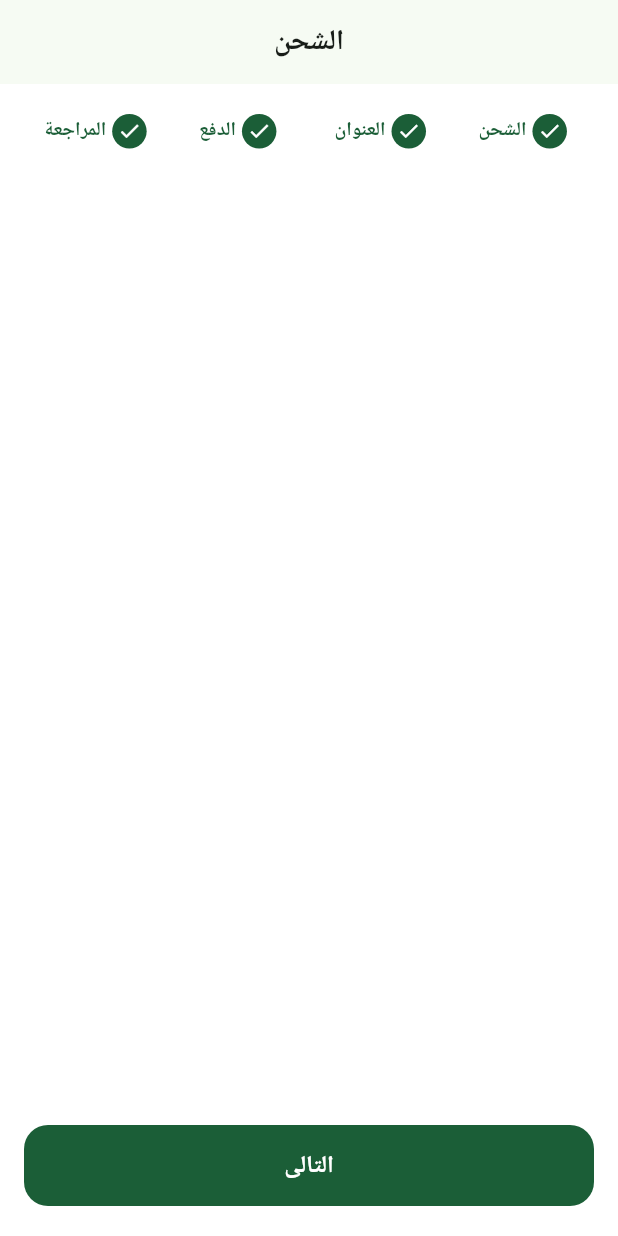
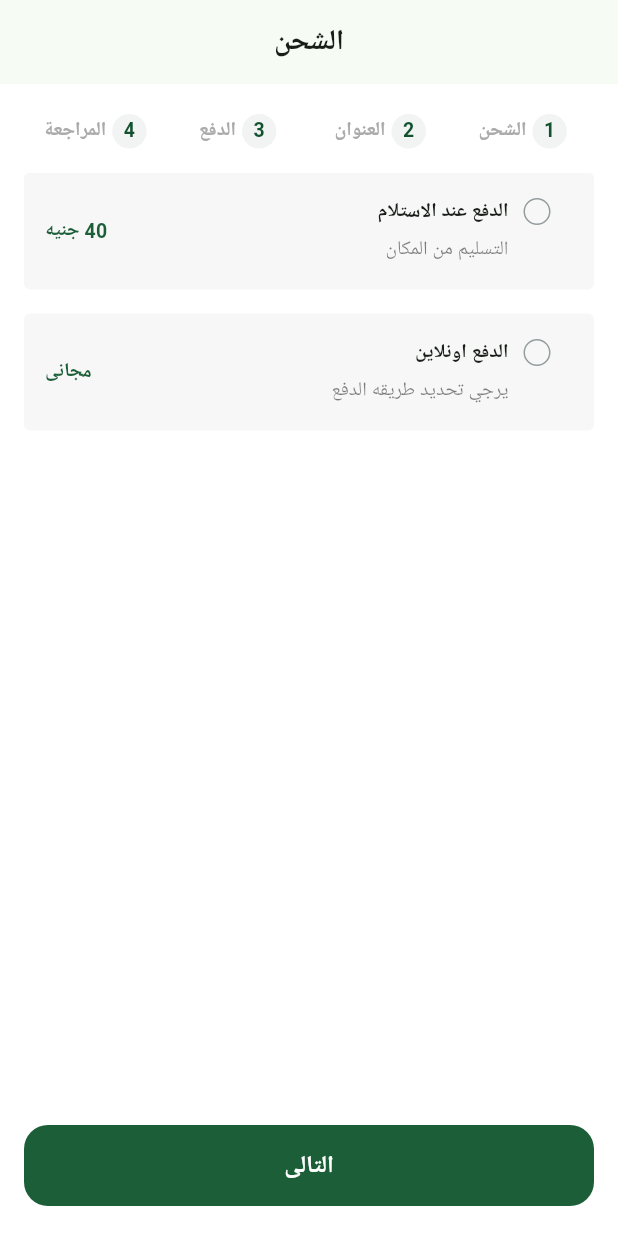
Before and after one commit to EsAm1973/Fruit-Market, a Flutter app: the CheckoutView screen opened by its route, on a phone screen of 412 x 824 dp. Run offline on Flutter 3.47's test engine with Material 3 defaults, Android fonts, the phone set to English and light mode, and no system bars; our stand-ins replace bloc, cached_network_image, cloud_firestore, dartz, dots_indicator, equatable and 9 more; missing offline and left inert: flutter_facebook_auth, svg_flutter; accounts and stored records are empty; Roboto replaces fonts that are missing (Cairo).

Commit message:
Implement shipping selection feature: add ShippingItem widget and ShippingSection for payment options; update CheckoutStepsPageView to include shipping section.

```diff
--- a/lib/Features/checkout/presentation/views/widgets/checkout_steps.dart
+++ b/lib/Features/checkout/presentation/views/widgets/checkout_steps.dart
@@ -11,8 +11,8 @@ class CheckoutSteps extends StatelessWidget {
         return Expanded(
           child: StepItem(
             text: getSteps()[index],
-            index: index.toString(),
-            isActive: true,
+            index: (index + 1).toString(),
+            isActive: false,
           ),
         );
       }),
--- a/lib/Features/checkout/presentation/views/widgets/checkout_steps_pageview.dart
+++ b/lib/Features/checkout/presentation/views/widgets/checkout_steps_pageview.dart
@@ -1,22 +1,32 @@
 import 'package:flutter/material.dart';
+import 'package:fruit_market/Features/checkout/presentation/views/widgets/shipping_section.dart';
 
 class CheckOutStepsPageView extends StatelessWidget {
-  const CheckOutStepsPageView({
-    super.key,
-    required this.pageController,
-  });
+  const CheckOutStepsPageView({super.key, required this.pageController});
 
   final PageController pageController;
 
   @override
   Widget build(BuildContext context) {
-    return PageView.builder(
-      controller: pageController,
-      physics: const NeverScrollableScrollPhysics(),
-      itemCount: 4,
-      itemBuilder: (context, index) {
-        return Container();
-      },
+    return Padding(
+      padding: const EdgeInsets.symmetric(vertical: 16),
+      child: PageView.builder(
+        controller: pageController,
+        physics: const NeverScrollableScrollPhysics(),
+        itemCount: 4,
+        itemBuilder: (context, index) {
+          return getPages()[index];
+        },
+      ),
     );
   }
+
+  List<Widget> getPages() {
+    return [
+      const ShippingSection(),
+      const SizedBox(),
+      const SizedBox(),
+      const SizedBox(),
+    ];
+  }
 }
--- /dev/null
+++ b/lib/Features/checkout/presentation/views/widgets/shipping_item.dart
@@ -0,0 +1,111 @@
+import 'package:flutter/material.dart';
+import 'package:fruit_market/Core/utils/app_colors.dart';
+import 'package:fruit_market/Core/utils/app_text_styles.dart';
+
+class ShippingItem extends StatelessWidget {
+  const ShippingItem({
+    super.key,
+    required this.title,
+    required this.subtitle,
+    required this.price,
+    required this.isSelected,
+    required this.onTap,
+  });
+  final String title, subtitle;
+  final String price;
+  final bool isSelected;
+  final VoidCallback onTap;
+  @override
+  Widget build(BuildContext context) {
+    return GestureDetector(
+      onTap: onTap,
+      child: AnimatedContainer(
+        duration: const Duration(milliseconds: 300),
+        padding: const EdgeInsets.only(
+          top: 16,
+          left: 13,
+          right: 28,
+          bottom: 16,
+        ),
+        clipBehavior: Clip.antiAlias,
+        decoration: ShapeDecoration(
+          color: const Color(0x33D9D9D9),
+          shape: RoundedRectangleBorder(
+            borderRadius: BorderRadius.circular(4),
+            side: BorderSide(
+              color: isSelected ? AppColors.primaryColor : Colors.transparent,
+            ),
+          ),
+        ),
+
+        // Determine the Widget height
+        child: IntrinsicHeight(
+          child: Row(
+            crossAxisAlignment: CrossAxisAlignment.start,
+            children: [
+              isSelected
+                  ? const ActiveShippingDot()
+                  : const InActiveShippingDot(),
+              const SizedBox(width: 10),
+              Column(
+                crossAxisAlignment: CrossAxisAlignment.start,
+                children: [
+                  Text(title, style: AppTextStyles.semibold13),
+                  const SizedBox(height: 6),
+                  Text(
+                    subtitle,
+                    textAlign: TextAlign.right,
+                    style: AppTextStyles.regular13.copyWith(
+                      color: Colors.black.withValues(alpha: 0.50),
+                    ),
+                  ),
+                ],
+              ),
+              const Spacer(),
+              Center(
+                child: Text(
+                  price,
+                  style: AppTextStyles.bold13.copyWith(
+                    color: AppColors.primaryColor,
+                  ),
+                ),
+              ),
+            ],
+          ),
+        ),
+      ),
+    );
+  }
+}
+
+class InActiveShippingDot extends StatelessWidget {
+  const InActiveShippingDot({super.key});
+
+  @override
+  Widget build(BuildContext context) {
+    return Container(
+      padding: const EdgeInsets.all(3),
+      width: 18,
+      height: 18,
+      decoration: const ShapeDecoration(
+        shape: OvalBorder(side: BorderSide(width: 1, color: Color(0xFF949D9E))),
+      ),
+    );
+  }
+}
+
+class ActiveShippingDot extends StatelessWidget {
+  const ActiveShippingDot({super.key});
+
+  @override
+  Widget build(BuildContext context) {
+    return Container(
+      width: 18,
+      height: 18,
+      decoration: const ShapeDecoration(
+        color: Color(0xFF1B5E37) /* Green1-500 */,
+        shape: OvalBorder(side: BorderSide(width: 4, color: Colors.white)),
+      ),
+    );
+  }
+}
--- /dev/null
+++ b/lib/Features/checkout/presentation/views/widgets/shipping_section.dart
@@ -0,0 +1,41 @@
+import 'package:flutter/material.dart';
+import 'package:fruit_market/Features/checkout/presentation/views/widgets/shipping_item.dart';
+
+class ShippingSection extends StatefulWidget {
+  const ShippingSection({super.key});
+
+  @override
+  State<ShippingSection> createState() => _ShippingSectionState();
+}
+
+class _ShippingSectionState extends State<ShippingSection> {
+  int selectedIndex = -1;
+  @override
+  Widget build(BuildContext context) {
+    return Column(
+      children: [
+        ShippingItem(
+          title: 'الدفع عند الاستلام',
+          subtitle: 'التسليم من المكان',
+          price: '40 جنيه',
+          isSelected: selectedIndex == 0,
+          onTap: () {
+            selectedIndex = 0;
+            setState(() {});
+          },
+        ),
+        const SizedBox(height: 16),
+        ShippingItem(
+          title: 'الدفع اونلاين',
+          subtitle: 'يرجي تحديد طريقه الدفع',
+          price: 'مجانى',
+          isSelected: selectedIndex == 1,
+          onTap: () {
+            selectedIndex = 1;
+            setState(() {});
+          },
+        ),
+      ],
+    );
+  }
+}
```
